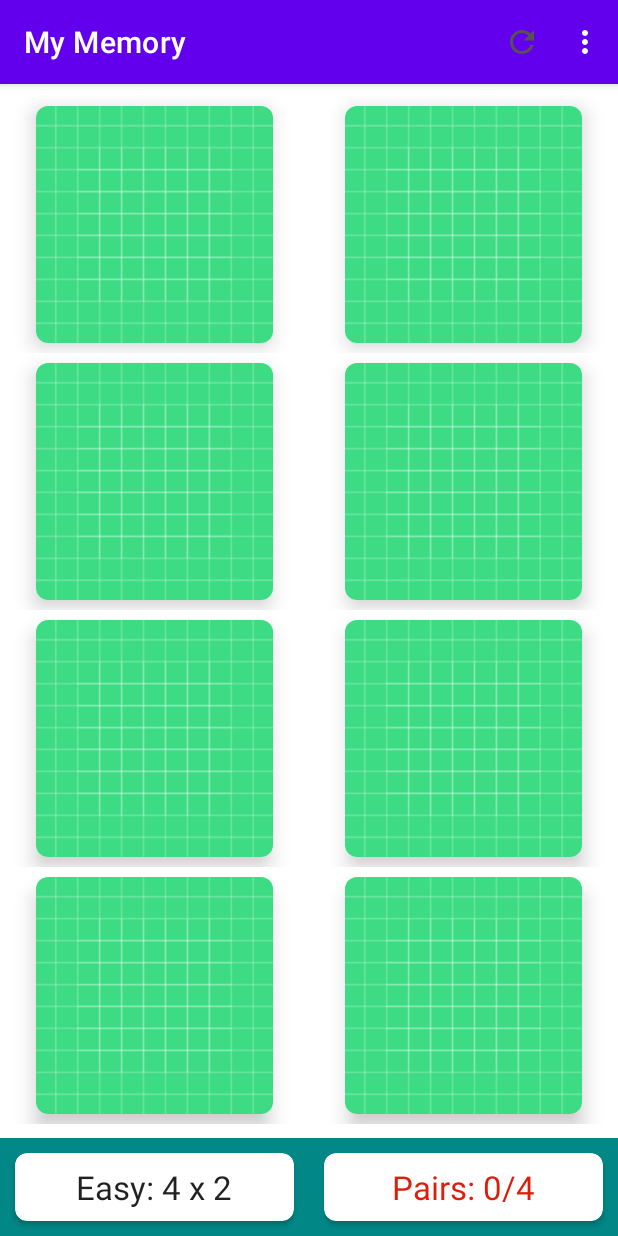
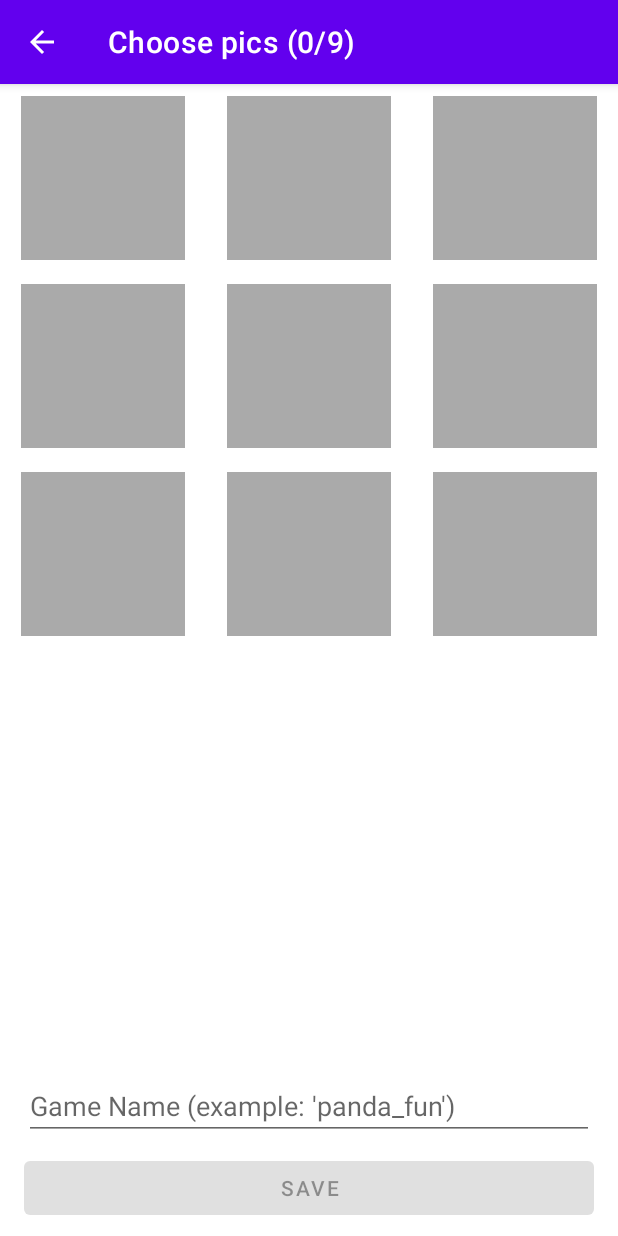
Before and after one commit to jcastro506/MemoryBoardKotlin, an Android app: the screen it shows after launch (MainActivity before the commit, CreateActivity after it), on a phone screen of 412 x 824 dp. Run offline under Robolectric (Android 15) with nearby library versions, the phone set to English and light mode, and no system bars.

```diff
--- a/app/src/main/AndroidManifest.xml
+++ b/app/src/main/AndroidManifest.xml
@@ -1,6 +1,8 @@
 <?xml version="1.0" encoding="utf-8"?>
 <manifest xmlns:android="http://schemas.android.com/apk/res/android"
     package="com.example.mymemory">
+
+    <uses-permission android:name="android.permission.READ_EXTERNAL_STORAGE" />
 
     <application
         android:allowBackup="true"
--- a/app/src/main/java/com/example/mymemory/CreateActivity.kt
+++ b/app/src/main/java/com/example/mymemory/CreateActivity.kt
@@ -1,25 +1,112 @@
 package com.example.mymemory
 
+import android.app.Activity
+import android.content.Intent
+import android.content.pm.PackageManager
+import android.net.Uri
 import androidx.appcompat.app.AppCompatActivity
 import android.os.Bundle
+import android.text.Editable
+import android.text.InputFilter
+import android.text.TextWatcher
+import android.util.Log
 import android.view.MenuItem
+import android.widget.Button
+import android.widget.EditText
+import android.widget.Toast
+import androidx.recyclerview.widget.GridLayoutManager
+import androidx.recyclerview.widget.RecyclerView
 import com.example.mymemory.models.BoardSize
 import com.example.mymemory.utils.EXTRA_BOARD_SIZE
+import java.net.URI
+import java.util.jar.Manifest
 
 class CreateActivity : AppCompatActivity() {
 
+    companion object {
+        private const val PICK_PHOTOS_CODE = 655
+        private const val READ_EXTERNAL_PHOTOS_CODE = 248
+        private const val READ_PHOTOS_PERMISSION = android.Manifest.permission.READ_EXTERNAL_STORAGE
+        private const val TAG = "CreateActivity"
+        private const val MIN_GAME_LENGTH = 3
+        private const val MAX_GAME_LENGTH = 14
+
+    }
+
+    private lateinit var adapter: ImagePickerAdapter
+    private lateinit var rvImagePicker: RecyclerView
+    private lateinit var etGameName: EditText
+    private lateinit var btnSave: Button
+
     private lateinit var boardSize: BoardSize
     private var numImagesRequired: Int = -1
+    private val chosenImageUris = mutableListOf<Uri>()
 
     override fun onCreate(savedInstanceState: Bundle?) {
         super.onCreate(savedInstanceState)
         setContentView(R.layout.activity_create)
 
+        rvImagePicker = findViewById(R.id.rvImagePicker)
+        etGameName = findViewById(R.id.etGameName)
+        btnSave = findViewById<Button>(R.id.btnSave)
+
         supportActionBar?.setDisplayHomeAsUpEnabled(true)
         boardSize = intent.getSerializableExtra(EXTRA_BOARD_SIZE) as BoardSize
         numImagesRequired = boardSize.getNumPairs()
         supportActionBar?.title = "Choose pics (0/$numImagesRequired)"
+
+        btnSave.setOnClickListener {
+            saveDataToFirebase()
+        }
+
+        etGameName.filters = arrayOf(InputFilter.LengthFilter(14))
+        etGameName.addTextChangedListener(object: TextWatcher {
+            override fun beforeTextChanged(p0: CharSequence?, p1: Int, p2: Int, p3: Int) {
+                TODO("Not yet implemented")
+            }
+
+            override fun onTextChanged(p0: CharSequence?, p1: Int, p2: Int, p3: Int) {
+                TODO("Not yet implemented")
+            }
+
+            override fun afterTextChanged(p0: Editable?) {
+                btnSave.isEnabled = shouldEnableSaveButton()
+            }
+
+        })
+
+        adapter = ImagePickerAdapter(this, chosenImageUris, boardSize, object: ImagePickerAdapter.ImageClickListener {
+            override fun onPlaceholderClicked() {
+                if(isPermissionGranted(this@CreateActivity, READ_PHOTOS_PERMISSION)) {
+                    launchIntentForPhotos()
+                } else {
+                    requestPermission(this@CreateActivity, READ_PHOTOS_PERMISSION, READ_EXTERNAL_PHOTOS_CODE)
+                }
+            }
+
+        })
+        rvImagePicker.adapter = adapter
+        rvImagePicker.setHasFixedSize(true)
+        rvImagePicker.layoutManager = GridLayoutManager(this, boardSize.getWidth())
+
     }
+
+
+    override fun onRequestPermissionsResult(
+        requestCode: Int,
+        permissions: Array<out String>,
+        grantResults: IntArray
+    ) {
+        if (requestCode == READ_EXTERNAL_PHOTOS_CODE){
+            if (grantResults.isNotEmpty() && grantResults[0] == PackageManager.PERMISSION_GRANTED){
+                launchIntentForPhotos()
+            } else {
+                Toast.makeText(this, "In order to make a custom game, you need to provide access to your photos", Toast.LENGTH_LONG).show()
+            }
+        }
+        super.onRequestPermissionsResult(requestCode, permissions, grantResults)
+    }
+
 
     override fun onOptionsItemSelected(item: MenuItem): Boolean {
         if(item.itemId == android.R.id.home){
@@ -28,4 +115,51 @@ class CreateActivity : AppCompatActivity() {
         }
         return super.onOptionsItemSelected(item)
     }
+
+    override fun onActivityResult(requestCode: Int, resultCode: Int, data: Intent?) {
+        super.onActivityResult(requestCode, resultCode, data)
+        if(requestCode != PICK_PHOTOS_CODE || resultCode != Activity.RESULT_OK || data == null){
+            Log.w(TAG, "Did not get data back from the launch activity")
+            return
+        }
+        val selectedUri = data.data
+        val clipData = data.clipData
+        if (clipData != null){
+            Log.i(TAG, "clipData numImages ${clipData.itemCount}: $clipData")
+            for (i in 0 until clipData.itemCount){
+                val clipItem = clipData.getItemAt(i)
+                if (chosenImageUris.size < numImagesRequired){
+                    chosenImageUris.add(clipItem.uri)
+                }
+            }
+        } else if (selectedUri != null) {
+            Log.i(TAG, "data: $selectedUri")
+            chosenImageUris.add(selectedUri)
+        }
+        adapter.notifyDataSetChanged()
+        supportActionBar?.title = "Choose pics (${chosenImageUris.size} / $numImagesRequired"
+        btnSave.isEnabled = shouldEnableSaveButton()
+    }
+
+    private fun saveDataToFirebase() {
+        Log.i(TAG, "saveDatatoFirebase")
+
+    }
+
+    private fun shouldEnableSaveButton(): Boolean {
+        if (chosenImageUris.size != numImagesRequired) {
+            return false
+        }
+        if (etGameName.text.isBlank() || etGameName.text.length < MIN_GAME_LENGTH) {
+             return false
+        }
+        return true
+    }
+
+    private fun launchIntentForPhotos() {
+        val intent = Intent(Intent.ACTION_PICK)
+        intent.type = "image/*"
+        intent.putExtra(Intent.EXTRA_ALLOW_MULTIPLE, true)
+        startActivityForResult(Intent.createChooser(intent, "Choose pics"), PICK_PHOTOS_CODE)
+    }
 }
--- /dev/null
+++ b/app/src/main/java/com/example/mymemory/ImagePickerAdapter.kt
@@ -0,0 +1,66 @@
+package com.example.mymemory
+
+import android.content.Context
+import android.net.Uri
+import android.text.Layout
+import android.view.LayoutInflater
+import android.view.View
+import android.view.ViewGroup
+import android.widget.ImageView
+import androidx.appcompat.view.menu.ActionMenuItemView
+import androidx.recyclerview.widget.RecyclerView
+import com.example.mymemory.models.BoardSize
+import kotlin.math.min
+
+class ImagePickerAdapter(
+    private val context: Context,
+    private val imageUris: List<Uri>,
+    private val boardSize: BoardSize,
+    private val imageClickListener: ImageClickListener
+) : RecyclerView.Adapter<ImagePickerAdapter.ViewHolder>() {
+
+    interface ImageClickListener {
+        fun onPlaceholderClicked()
+    }
+
+    inner class ViewHolder(itemView: View) : RecyclerView.ViewHolder(itemView){
+
+        private val ivCustomImage = itemView.findViewById<ImageView>(R.id.ivCustomImage)
+
+        fun bind(uri: Uri) {
+            ivCustomImage.setImageURI(uri)
+            ivCustomImage.setOnClickListener(null)
+        }
+
+        fun bind() {
+            ivCustomImage.setOnClickListener {
+                // Launch intent of photos
+                imageClickListener.onPlaceholderClicked()
+            }
+        }
+
+    }
+
+    override fun onCreateViewHolder(parent: ViewGroup, viewType: Int): ViewHolder {
+       val view = LayoutInflater.from(context).inflate(R.layout.card_image, parent, false)
+       val cardWidth = parent.width / boardSize.getWidth()
+       val cardHeight = parent.height / boardSize.getHeight()
+       val cardSizeLength = min(cardWidth, cardHeight)
+
+       val layoutParams = view.findViewById<ImageView>(R.id.ivCustomImage).layoutParams
+       layoutParams.width = cardSizeLength
+        layoutParams.height = cardSizeLength
+        return ViewHolder(view)
+    }
+
+    override fun onBindViewHolder(holder: ViewHolder, position: Int) {
+        if (position < imageUris.size){
+            holder.bind(imageUris[position])
+        } else {
+            holder.bind()
+        }
+    }
+
+    override fun getItemCount(): Int = boardSize.getNumPairs()
+
+}
--- a/app/src/main/java/com/example/mymemory/MainActivity.kt
+++ b/app/src/main/java/com/example/mymemory/MainActivity.kt
@@ -49,6 +49,10 @@ class MainActivity : AppCompatActivity() {
         rvBoard = findViewById<RecyclerView>(R.id.rvBoard)
         tvNumMoves = findViewById<TextView>(R.id.tvNumMoves)
         tvNumPairs = findViewById<TextView>(R.id.tvNumPairs)
+
+        val intent = Intent(this, CreateActivity::class.java)
+        intent.putExtra(EXTRA_BOARD_SIZE, BoardSize.MEDIUM)
+        startActivity(intent)
 
        setupBoard()
 
--- a/app/src/main/res/layout/activity_create.xml
+++ b/app/src/main/res/layout/activity_create.xml
@@ -5,6 +5,16 @@
     android:layout_width="match_parent"
     android:layout_height="match_parent"
     tools:context=".CreateActivity">
+
+    <androidx.recyclerview.widget.RecyclerView
+        android:id="@+id/rvImagePicker"
+        android:layout_width="0dp"
+        android:layout_height="0dp"
+        android:overScrollMode="never"
+        app:layout_constraintBottom_toTopOf="@+id/etGameName"
+        app:layout_constraintEnd_toEndOf="parent"
+        app:layout_constraintStart_toStartOf="parent"
+        app:layout_constraintTop_toTopOf="parent" />
 
     <Button
         android:id="@+id/btnSave"
@@ -38,4 +48,5 @@
         app:layout_constraintEnd_toEndOf="parent"
         app:layout_constraintHorizontal_bias="0.497"
         app:layout_constraintStart_toStartOf="parent" />
+
 </androidx.constraintlayout.widget.ConstraintLayout>
--- /dev/null
+++ b/app/src/main/res/layout/card_image.xml
@@ -0,0 +1,18 @@
+<?xml version="1.0" encoding="utf-8"?>
+<LinearLayout xmlns:android="http://schemas.android.com/apk/res/android"
+    xmlns:app="http://schemas.android.com/apk/res-auto"
+    xmlns:tools="http://schemas.android.com/tools"
+    android:layout_width="match_parent"
+    android:layout_height="wrap_content"
+    android:gravity="center"
+    android:orientation="vertical">
+
+    <ImageView
+        android:id="@+id/ivCustomImage"
+        android:layout_width="100dp"
+        android:layout_height="100dp"
+        android:layout_margin="8dp"
+        android:background="@android:color/darker_gray"
+        android:scaleType="centerCrop"
+        tools:srcCompat="@tools:sample/backgrounds/scenic" />
+</LinearLayout>
```
Also changed, not shown: app/src/main/java/com/example/mymemory/PermissionsUtils.kt (added, +15 -0 lines).
